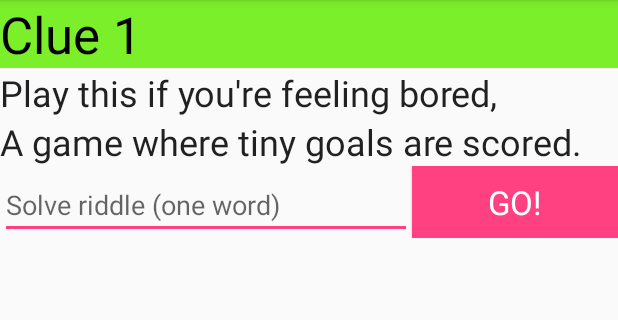
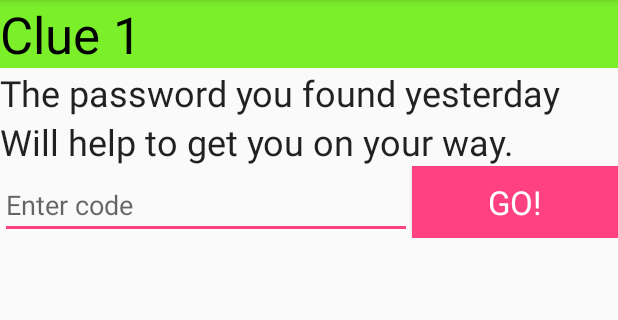
Before and after one commit to jocitgit/egghunt, an Android app: the screen it shows after launch (CodeActivity), after a tap on "BEGIN", on a phone screen of 412 x 824 dp, the part 84-404 px from its top. Run offline under Robolectric (Android 15) with nearby library versions, the phone set to English and light mode, and no system bars.

Commit message:
2019 updates

```diff
--- a/app/src/main/java/ie/cit/soft7035/egghunt/Code.java
+++ b/app/src/main/java/ie/cit/soft7035/egghunt/Code.java
@@ -7,26 +7,24 @@ package ie.cit.soft7035.egghunt;
 public class Code {
 
     public static final String[] codes = {
-            "table",
-            "nothing",
-            "stick",
-            "carrot",
-            "towel",
-            "short",
-            "clock",
-            "fiiish"};
+            "easter2019",
+            "bunny",
+            "hunt",
+            "chick",
+            "lamb",
+            "bonnet",
+            "eggs",
+            "chocolate",
+            "prize"};
 
     public static final String[][] clues = {
-            {"Play this if you're feeling bored,", "A game where tiny goals are scored."},
-            {"Out on the lake, to stay afloat,", "You'll need to find a rowing boat."},
-            {"Park your car and look around,", "Who knows what's lurking on the ground?"},
-            {"You must be careful not to trip,", "When looking for a place to zip."},
-            {"Hubble bubble, toil and trouble,", "Bathe outside and watch it bubble!"},
-            {"This outdoor seat is painted blue,", "Find it for another clue."},
-            {"The Easter Bunny likes his greens,", "But where would he grind coffee beans?"},
-            {"99 bottles of beer on the wall,", "I hope the fish don't drink it all!"}};
-
-
-
-
+            {"The password you found yesterday", "Will help to get you on your way."},
+            {"So many films for you to view", "But where will you find Little Bamboo?"},
+            {"In Mum's bedroom there's a drawer,", "Start at the top and count down 4."},
+            {"Weetabix and Cheerios,", "Is there something here? Who knows?"},
+            {"Dressing up is fun to do,", "Perhaps there's something here for you!"},
+            {"A game with discs that float on air,", "Maybe you'll find something there."},
+            {"Aiden's socks are kept in here,", "They're all clean - no need to fear!"},
+            {"There's no need to use a fire,", "This is where your clothes get drier."},
+            {"Is it a game or something more?", "Can you evolve a dinosaur?"}};
 }
--- a/app/src/main/res/layout/activity_code.xml
+++ b/app/src/main/res/layout/activity_code.xml
@@ -37,7 +37,7 @@
             android:layout_height="wrap_content"
             android:layout_weight="1"
             android:ems="10"
-            android:hint="Solve riddle (one word)"
+            android:hint="Enter code"
             android:inputType="text" />
 
         <Button
--- a/app/src/main/res/layout/activity_final.xml
+++ b/app/src/main/res/layout/activity_final.xml
@@ -11,7 +11,7 @@
         android:layout_height="wrap_content"
         android:background="@color/colorPrimaryDark"
         android:gravity="center_horizontal"
-        android:text="Congratulations!"
+        android:text="Almost there!"
         android:textAppearance="@style/TextAppearance.AppCompat.Display1"
         tools:textColor="@android:color/black" />
 
@@ -19,14 +19,14 @@
         android:id="@+id/textView7"
         android:layout_width="match_parent"
         android:layout_height="wrap_content"
-        android:text="You've won the prize, so make your way"
+        android:text="To bring this egg hunt to a close"
         android:textAppearance="@style/TextAppearance.AppCompat.Headline" />
 
     <TextView
         android:id="@+id/textView8"
         android:layout_width="match_parent"
         android:layout_height="wrap_content"
-        android:text="To where employees earn their pay"
+        android:text="Check where Mum hangs up her clothes"
         android:textAppearance="@style/TextAppearance.AppCompat.Headline" />
 
 
--- a/build.gradle
+++ b/build.gradle
@@ -7,7 +7,7 @@ buildscript {
         jcenter()
     }
     dependencies {
-        classpath 'com.android.tools.build:gradle:3.0.1'
+        classpath 'com.android.tools.build:gradle:3.1.2'
 
 
         // NOTE: Do not place your application dependencies here; they belong
```
Also changed, not shown: app/src/main/res/layout/activity_main.xml (+5 -5 lines), gradle/wrapper/gradle-wrapper.properties.
